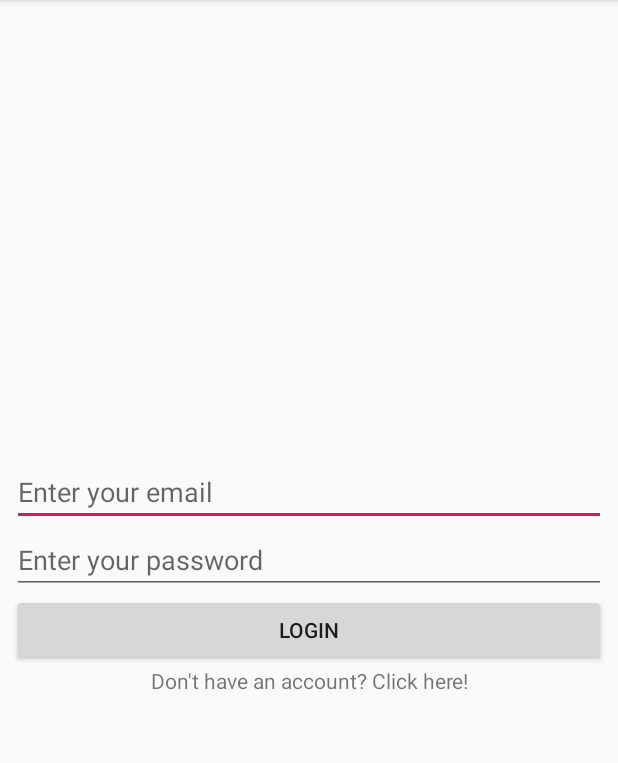
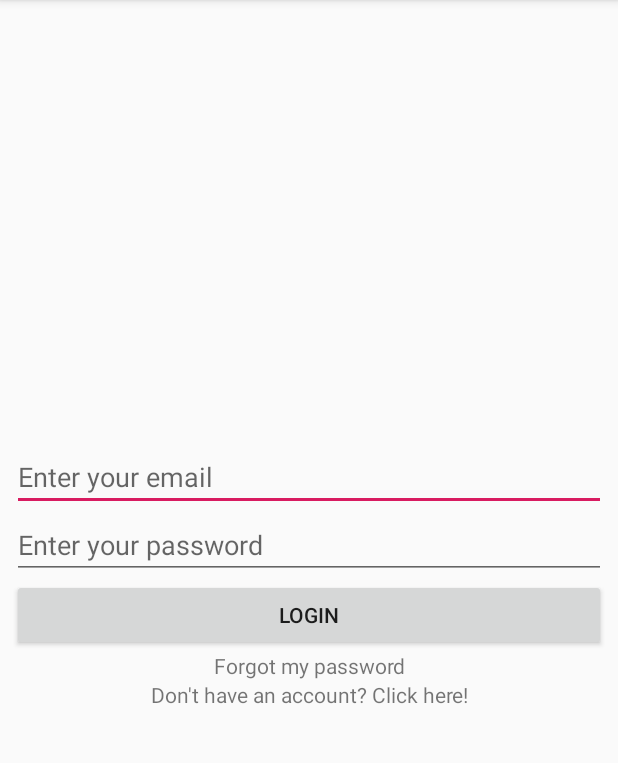
Before and after one commit to Telebus/FirebaseRelation, an Android app: the LoginActivity screen opened directly, with no data from a screen before it, on a phone screen of 412 x 824 dp, the part 84-847 px from its top. Run offline under Robolectric (Android 15) with nearby library versions, the phone set to English and light mode, and no system bars; our stand-ins replace Firebase (no records; nobody signed in at launch, a user with empty details on screens opened directly); 1 statement that could not run was skipped.

Commit message:
Forgot Password

```diff
--- a/app/src/main/res/layout/activity_login.xml
+++ b/app/src/main/res/layout/activity_login.xml
@@ -44,6 +44,13 @@
 
         <TextView
             android:textAlignment="center"
+            android:id="@+id/textViewForgot"
+            android:layout_width="match_parent"
+            android:layout_height="wrap_content"
+            android:text="Forgot my password" />
+
+        <TextView
+            android:textAlignment="center"
             android:id="@+id/textViewRegister"
             android:layout_width="match_parent"
             android:layout_height="wrap_content"
```
Also changed, not shown: app/src/main/java/com/rp/firebaserelation/LoginActivity.java (+57 -2 lines).
